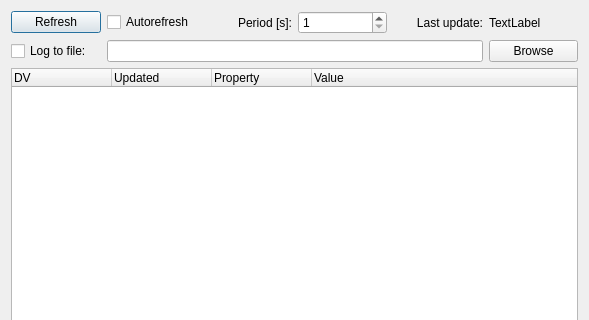
First picture: the form in ui/diag.ui, repository kmzbrnoI/mtb-config-tool, before the edit; both pictures show x 0 to 589 and y 0 to 320 of the 589 by 532 pixel window.
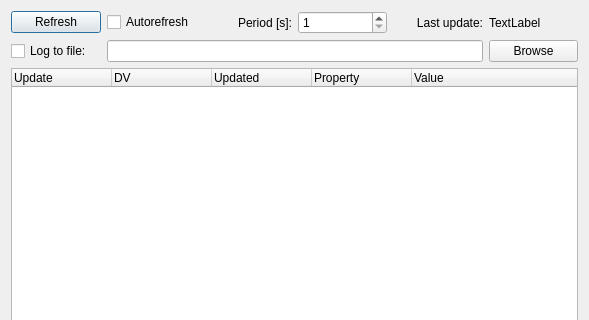
Second picture: the form after the edit.

```diff
--- a/ui/diag.ui
+++ b/ui/diag.ui
@@ -52,6 +52,11 @@
      </item>
      <item row="5" column="0" colspan="6">
       <widget class="QTreeWidget" name="tw_dvs">
+       <column>
+        <property name="text">
+         <string>Update</string>
+        </property>
+       </column>
        <column>
         <property name="text">
          <string>DV</string>
```
